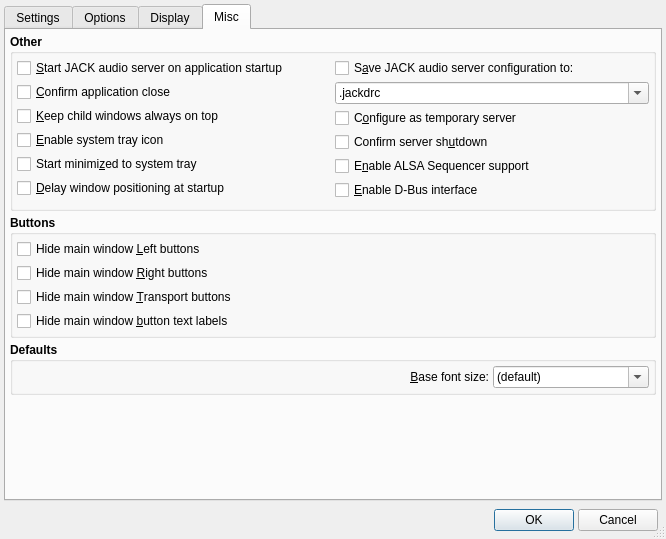
This is src/qjackctlSetupForm.ui in eurogiciel-oss/qjackctl as Qt 5 draws it before an edit. The edited form follows.
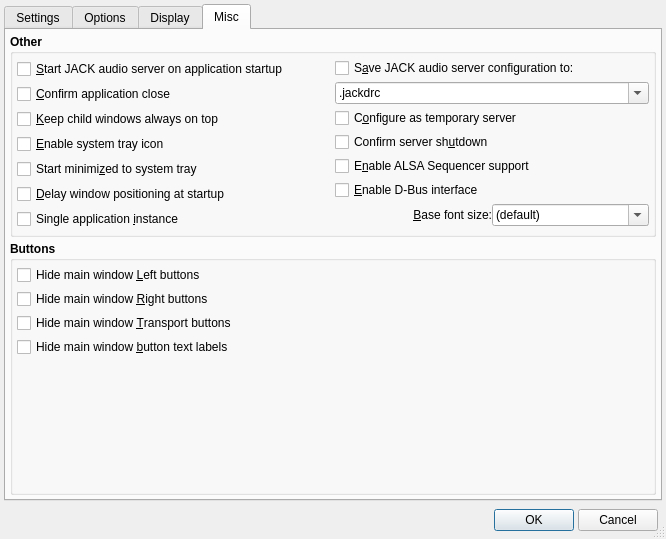
This is the edited form. The open tabs and pages were chosen to show the change. Icons and pictures are not drawn.

Diff of the .ui file:
```diff
--- a/src/qjackctlSetupForm.ui
+++ b/src/qjackctlSetupForm.ui
@@ -3871,6 +3871,25 @@
               </property>
              </widget>
             </item>
+            <item>
+             <widget class="QCheckBox" name="SingletonCheckBox" >
+              <property name="font" >
+               <font>
+                <weight>50</weight>
+                <bold>false</bold>
+               </font>
+              </property>
+              <property name="toolTip" >
+               <string>Whether to restrict to one single application instance (X11)</string>
+              </property>
+              <property name="text" >
+               <string>Single application &amp;instance</string>
+              </property>
+              <property name="shortcut" >
+               <string>Alt+I</string>
+              </property>
+             </widget>
+            </item>
            </layout>
           </item>
           <item row="0" column="1" >
@@ -3997,6 +4016,91 @@
               </property>
              </widget>
             </item>
+            <item>
+             <layout class="QHBoxLayout" >
+              <property name="margin" >
+               <number>0</number>
+              </property>
+              <property name="spacing" >
+               <number>0</number>
+              </property>
+              <item>
+               <widget class="QLabel" name="BaseFontSizeTextLabel" >
+                <property name="font" >
+                 <font>
+                  <weight>50</weight>
+                  <bold>false</bold>
+                 </font>
+                </property>
+                <property name="text" >
+                 <string>&amp;Base font size:</string>
+                </property>
+                <property name="alignment" >
+                 <set>Qt::AlignRight|Qt::AlignTrailing|Qt::AlignVCenter</set>
+                </property>
+                <property name="buddy" >
+                 <cstring>BaseFontSizeComboBox</cstring>
+                </property>
+               </widget>
+              </item>
+              <item>
+               <widget class="QComboBox" name="BaseFontSizeComboBox" >
+                <property name="font" >
+                 <font>
+                  <weight>50</weight>
+                  <bold>false</bold>
+                 </font>
+                </property>
+                <property name="toolTip" >
+                 <string>Base application font size (pt.)</string>
+                </property>
+                <property name="editable" >
+                 <bool>true</bool>
+                </property>
+                <item>
+                 <property name="text" >
+                  <string>(default)</string>
+                 </property>
+                </item>
+                <item>
+                 <property name="text" >
+                  <string>6</string>
+                 </property>
+                </item>
+                <item>
+                 <property name="text" >
+                  <string>7</string>
+                 </property>
+                </item>
+                <item>
+                 <property name="text" >
+                  <string>8</string>
+                 </property>
+                </item>
+                <item>
+                 <property name="text" >
+                  <string>9</string>
+                 </property>
+                </item>
+                <item>
+                 <property name="text" >
+                  <string>10</string>
+                 </property>
+                </item>
+                <item>
+                 <property name="text" >
+                  <string>11</string>
+                 </property>
+                </item>
+                <item>
+                 <property name="text" >
+                  <string>12</string>
+                 </property>
+                </item>
+               </widget>
+              </item>
+             </layout>
+            </item>
            </layout>
           </item>
          </layout>
@@ -4023,7 +4127,7 @@
           <property name="spacing" >
            <number>4</number>
           </property>
-          <item rowspan="2" row="0" column="0" >
+          <item row="0" column="0" >
            <layout class="QVBoxLayout" >
             <property name="margin" >
              <number>0</number>
@@ -4109,34 +4213,10 @@
             </item>
            </layout>
           </item>
-         </layout>
-        </widget>
-       </item>
-       <item>
-        <widget class="QGroupBox" name="DefaultsGroupBox" >
-         <property name="font" >
-          <font>
-           <weight>75</weight>
-           <bold>true</bold>
-          </font>
-         </property>
-         <property name="title" >
-          <string>Defaults</string>
-         </property>
-         <property name="flat" >
-          <bool>true</bool>
-         </property>
-         <layout class="QGridLayout" >
-          <property name="margin" >
-           <number>4</number>
-          </property>
-          <property name="spacing" >
-           <number>4</number>
-          </property>
-          <item row="0" column="0" colspan="2" >
+          <item row="1" column="0" colspan="2" >
            <spacer>
             <property name="orientation" >
-             <enum>Qt::Horizontal</enum>
+             <enum>Qt::Vertical</enum>
             </property>
             <property name="sizeType" >
              <enum>QSizePolicy::Expanding</enum>
@@ -4149,99 +4229,8 @@
             </property>
            </spacer>
           </item>
-          <item row="0" column="2" >
-           <widget class="QLabel" name="BaseFontSizeTextLabel" >
-            <property name="font" >
-             <font>
-              <weight>50</weight>
-              <bold>false</bold>
-             </font>
-            </property>
-            <property name="text" >
-             <string>&amp;Base font size:</string>
-            </property>
-            <property name="alignment" >
-             <set>Qt::AlignRight|Qt::AlignTrailing|Qt::AlignVCenter</set>
-            </property>
-            <property name="buddy" >
-             <cstring>BaseFontSizeComboBox</cstring>
-            </property>
-           </widget>
-          </item>
-          <item row="0" column="3" >
-           <widget class="QComboBox" name="BaseFontSizeComboBox" >
-            <property name="font" >
-             <font>
-              <weight>50</weight>
-              <bold>false</bold>
-             </font>
-            </property>
-            <property name="toolTip" >
-             <string>Base application font size (pt.)</string>
-            </property>
-            <property name="editable" >
-             <bool>true</bool>
-            </property>
-            <item>
-             <property name="text" >
-              <string>(default)</string>
-             </property>
-            </item>
-            <item>
-             <property name="text" >
-              <string>6</string>
-             </property>
-            </item>
-            <item>
-             <property name="text" >
-              <string>7</string>
-             </property>
-            </item>
-            <item>
-             <property name="text" >
-              <string>8</string>
-             </property>
-            </item>
-            <item>
-             <property name="text" >
-              <string>9</string>
-             </property>
-            </item>
-            <item>
-             <property name="text" >
-              <string>10</string>
-             </property>
-            </item>
-            <item>
-             <property name="text" >
-              <string>11</string>
-             </property>
-            </item>
-            <item>
-             <property name="text" >
-              <string>12</string>
-             </property>
-            </item>
-           </widget>
-          </item>
          </layout>
         </widget>
-	   </item>
-       <item>
-        <spacer>
-         <property name="orientation" >
-          <enum>Qt::Vertical</enum>
-         </property>
-         <property name="sizeType" >
-          <enum>QSizePolicy::MinimumExpanding</enum>
-         </property>
-         <property name="sizeHint" >
-          <size>
-           <width>8</width>
-           <height>8</height>
-          </size>
-         </property>
-        </spacer>
        </item>
       </layout>
      </widget>
```
Left out of the diff: 3 changed lines with no effect on the pictures.
